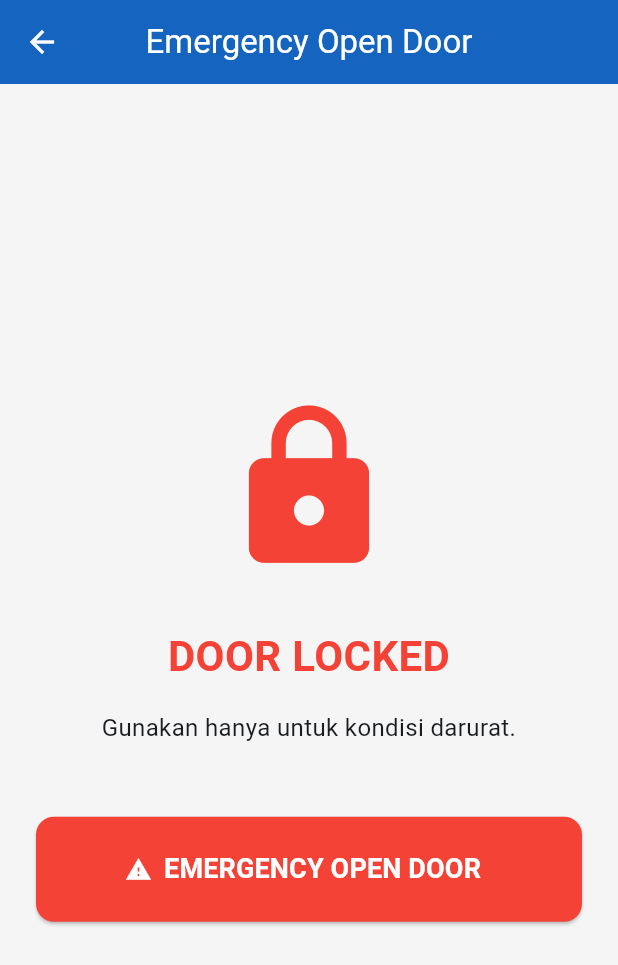
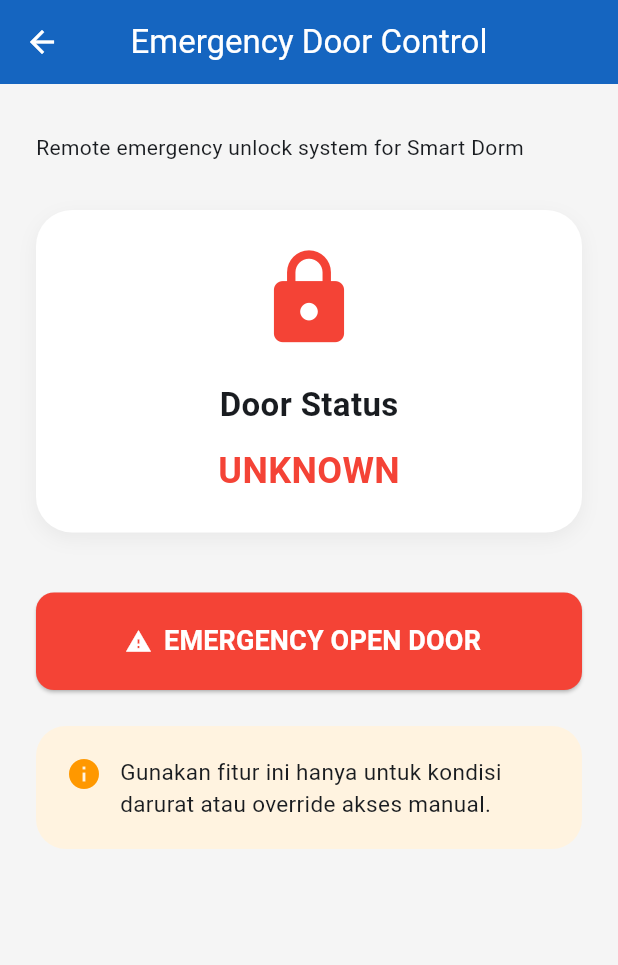
Before and after one commit to naufalzheinuary/smart_dorm_frontend, a Flutter app: the AdminDoorPage screen opened directly, on a phone screen of 412 x 824 dp. Shown: the top 965 px of the screen. Run offline on Flutter 3.47's test engine with Material 3 defaults, Android fonts, the phone set to English and light mode, and no system bars; our stand-ins replace cloud_firestore, firebase_auth, firebase_core, go_router; accounts and stored records are empty.

Commit message:
admin door

```diff
--- a/lib/core/router/app_router.dart
+++ b/lib/core/router/app_router.dart
@@ -16,6 +16,7 @@ import '../../features/admin/pages/admin_page.dart';
 import '../../features/admin/pages/admin_users_page.dart';
 import '../../features/admin/pages/admin_logs_page.dart';
 import '../../features/admin/pages/admin_biometric_page.dart';
+import '../../features/admin/pages/admin_door_page.dart';
 
 final GoRouter appRouter = GoRouter(
 
@@ -171,6 +172,18 @@ final GoRouter appRouter = GoRouter(
 
     ),
 
+    GoRoute(
+
+      path: '/admin-door',
+
+      builder: (context, state) {
+
+        return const AdminDoorPage();
+
+      },
+
+    ),
+
   ],
 
 );
--- a/lib/features/admin/pages/admin_door_page.dart
+++ b/lib/features/admin/pages/admin_door_page.dart
@@ -2,19 +2,98 @@ import 'package:flutter/material.dart';
 import 'package:cloud_firestore/cloud_firestore.dart';
 import 'package:go_router/go_router.dart';
 
-class AdminDoorPage extends StatelessWidget {
+class AdminDoorPage extends StatefulWidget {
   const AdminDoorPage({super.key});
+
+  @override
+  State<AdminDoorPage> createState() =>
+      _AdminDoorPageState();
+}
+
+class _AdminDoorPageState
+    extends State<AdminDoorPage> {
+
+  final FirebaseFirestore _firestore =
+      FirebaseFirestore.instance;
+
+  bool isLoading = false;
+
+  // ================= OPEN DOOR =================
+
+  Future<void> openDoor() async {
+
+    try {
+
+      setState(() {
+        isLoading = true;
+      });
+
+      await _firestore
+          .collection('system_control')
+          .doc('main_door')
+          .set({
+
+        'emergency_unlock': true,
+
+        'timestamp':
+            Timestamp.now(),
+
+      }, SetOptions(merge: true));
+
+      if (!mounted) return;
+
+      ScaffoldMessenger.of(context)
+          .showSnackBar(
+
+        const SnackBar(
+
+          content: Text(
+            'Emergency unlock sent',
+          ),
+
+        ),
+
+      );
+
+    } catch (e) {
+
+      ScaffoldMessenger.of(context)
+          .showSnackBar(
+
+        SnackBar(
+
+          content: Text(
+            e.toString(),
+          ),
+
+        ),
+
+      );
+
+    } finally {
+
+      setState(() {
+        isLoading = false;
+      });
+
+    }
+
+  }
+
+  // ================= UI =================
 
   @override
   Widget build(BuildContext context) {
 
     return Scaffold(
 
-      // ================= APPBAR =================
-
       appBar: AppBar(
 
         leading: IconButton(
+
+          icon: const Icon(
+            Icons.arrow_back,
+          ),
 
           onPressed: () {
 
@@ -22,128 +101,199 @@ class AdminDoorPage extends StatelessWidget {
 
           },
 
-          icon: const Icon(
-            Icons.arrow_back,
+        ),
+
+        title: const Text(
+          'Emergency Door Control',
         ),
 
       ),
 
-        title: const Text(
-          'Emergency Open Door',
-        ),
-
-      ),
-
-      // ================= BODY =================
-
-      body: StreamBuilder<DocumentSnapshot>(
-
-        stream: FirebaseFirestore
-            .instance
-            .collection('system_control')
-            .doc('main_door')
-            .snapshots(),
-
-        builder: (context, snapshot) {
-
-          bool isUnlocked = false;
-
-          if (snapshot.hasData &&
-              snapshot.data!.exists) {
-
-            final data =
-                snapshot.data!.data()
-                    as Map<String, dynamic>;
-
-            isUnlocked =
-                data['emergency_unlock']
-                    ?? false;
-
-          }
-
-          return Padding(
+      body: Padding(
 
         padding:
             const EdgeInsets.all(24),
 
         child: Column(
 
-              mainAxisAlignment:
-                  MainAxisAlignment.center,
-
           crossAxisAlignment:
               CrossAxisAlignment.stretch,
 
           children: [
 
-                // ================= ICON =================
+            const SizedBox(height: 8),
+
+            const Text(
+
+              'Remote emergency unlock system for Smart Dorm',
+
+            ),
+
+            const SizedBox(height: 32),
+
+            // ================= STATUS CARD =================
+
+            StreamBuilder<DocumentSnapshot>(
+
+              stream: _firestore
+                  .collection(
+                    'door_status',
+                  )
+                  .doc('current')
+                  .snapshots(),
+
+              builder: (
+                  context,
+                  snapshot,
+                  ) {
+
+                String status =
+                    'UNKNOWN';
+
+                if (
+                    snapshot.hasData &&
+                        snapshot.data!.exists
+                ) {
+
+                  final data =
+                  snapshot.data!.data()
+                  as Map<String,
+                      dynamic>;
+
+                  status =
+                      data['status']
+                      ?? 'UNKNOWN';
+
+                }
+
+                return Container(
+
+                  padding:
+                      const EdgeInsets.all(
+                    24,
+                  ),
+
+                  decoration: BoxDecoration(
+
+                    color: Colors.white,
+
+                    borderRadius:
+                        BorderRadius.circular(
+                      24,
+                    ),
+
+                    boxShadow: [
+
+                      BoxShadow(
+
+                        color: Colors.black
+                            .withOpacity(
+                          0.05,
+                        ),
+
+                        blurRadius: 10,
+
+                        offset:
+                            const Offset(
+                          0,
+                          4,
+                        ),
+
+                      ),
+
+                    ],
+
+                  ),
+
+                  child: Column(
+
+                    children: [
 
                       Icon(
 
-                  isUnlocked
+                        status ==
+                                'UNLOCKED'
                             ? Icons.lock_open
                             : Icons.lock,
 
-                  size: 120,
+                        size: 70,
 
-                  color: isUnlocked
+                        color:
+                            status ==
+                                    'UNLOCKED'
                                 ? Colors.green
                                 : Colors.red,
 
                       ),
 
-                const SizedBox(height: 32),
+                      const SizedBox(
+                        height: 20,
+                      ),
 
-                // ================= STATUS =================
+                      const Text(
 
-                Text(
-
-                  isUnlocked
-                      ? 'DOOR UNLOCKED'
-                      : 'DOOR LOCKED',
-
-                  textAlign:
-                      TextAlign.center,
+                        'Door Status',
 
                         style: TextStyle(
 
-                    fontSize: 28,
+                          fontSize: 22,
 
                           fontWeight:
                               FontWeight.bold,
 
-                    color: isUnlocked
+                        ),
+
+                      ),
+
+                      const SizedBox(
+                        height: 12,
+                      ),
+
+                      Text(
+
+                        status,
+
+                        style: TextStyle(
+
+                          fontSize: 24,
+
+                          fontWeight:
+                              FontWeight.bold,
+
+                          color:
+                              status ==
+                                      'UNLOCKED'
                                   ? Colors.green
                                   : Colors.red,
 
                         ),
+
                       ),
 
-                const SizedBox(height: 16),
+                    ],
 
-                // ================= WARNING =================
-
-                const Text(
-
-                  'Gunakan hanya untuk kondisi darurat.',
-
-                  textAlign:
-                      TextAlign.center,
-
-                  style: TextStyle(
-                    fontSize: 16,
-                  ),
                   ),
 
-                const SizedBox(height: 48),
+                );
+
+              },
+
+            ),
+
+            const SizedBox(height: 40),
 
             // ================= BUTTON =================
 
             SizedBox(
 
-                  height: 70,
+              height: 65,
 
               child: ElevatedButton.icon(
+
+                onPressed:
+                    isLoading
+                        ? null
+                        : openDoor,
 
                 style:
                     ElevatedButton.styleFrom(
@@ -153,70 +303,97 @@ class AdminDoorPage extends StatelessWidget {
 
                 ),
 
-                    onPressed: () async {
-
-                      await FirebaseFirestore
-                          .instance
-                          .collection(
-                              'system_control')
-                          .doc('main_door')
-                          .set({
-
-                        'emergency_unlock':
-                            true,
-
-                        'updated_at':
-                            Timestamp.now(),
-
-                      });
-
-                      if (context.mounted) {
-
-                        ScaffoldMessenger.of(
-                                context)
-                            .showSnackBar(
-
-                          const SnackBar(
-
-                            content: Text(
-                              'Emergency unlock sent!',
-                            ),
-
-                          ),
-
-                        );
-                      }
-
-                    },
-
                 icon: const Icon(
                   Icons.warning,
                   color: Colors.white,
                 ),
 
-                    label: const Text(
+                label: Text(
 
-                      'EMERGENCY OPEN DOOR',
+                  isLoading
+                      ? 'PROCESSING...'
+                      : 'EMERGENCY OPEN DOOR',
 
-                      style: TextStyle(
-
-                        color: Colors.white,
+                  style: const TextStyle(
 
                     fontSize: 18,
 
                     fontWeight:
                         FontWeight.bold,
 
+                    color: Colors.white,
+
                   ),
+
                 ),
+
               ),
+
+            ),
+
+            const SizedBox(height: 24),
+
+            // ================= WARNING =================
+
+            Container(
+
+              padding:
+                  const EdgeInsets.all(20),
+
+              decoration: BoxDecoration(
+
+                color:
+                    Colors.orange.shade50,
+
+                borderRadius:
+                    BorderRadius.circular(
+                  20,
+                ),
+
+              ),
+
+              child: const Row(
+
+                crossAxisAlignment:
+                    CrossAxisAlignment.start,
+
+                children: [
+
+                  Icon(
+                    Icons.info,
+                    color: Colors.orange,
+                  ),
+
+                  SizedBox(width: 12),
+
+                  Expanded(
+
+                    child: Text(
+
+                      'Gunakan fitur ini hanya untuk kondisi darurat atau override akses manual.',
+
+                      style: TextStyle(
+                        fontSize: 15,
+                      ),
+
+                    ),
+
                   ),
 
                 ],
+
               ),
+
+            ),
+
+          ],
+
+        ),
+
+      ),
+
     );
-        },
-      ),
-    );
+
   }
+
 }
--- a/lib/features/admin/pages/admin_page.dart
+++ b/lib/features/admin/pages/admin_page.dart
@@ -55,14 +55,14 @@ class AdminPage extends StatelessWidget {
                 _buildMenuCard(
                   context,
                   icon: Icons.lock_open,
-                  title: 'Open Door',
+                  title: 'Emergency Door',
                   route: '/admin-door',
                 ),
 
                 _buildMenuCard(
                   context,
                   icon: Icons.fingerprint,
-                  title: 'Biometric',
+                  title: 'Enrollment User',
                   route: '/admin-biometric',
                 ),
 
```
Lines whose indentation alone changed are shown as unchanged.
